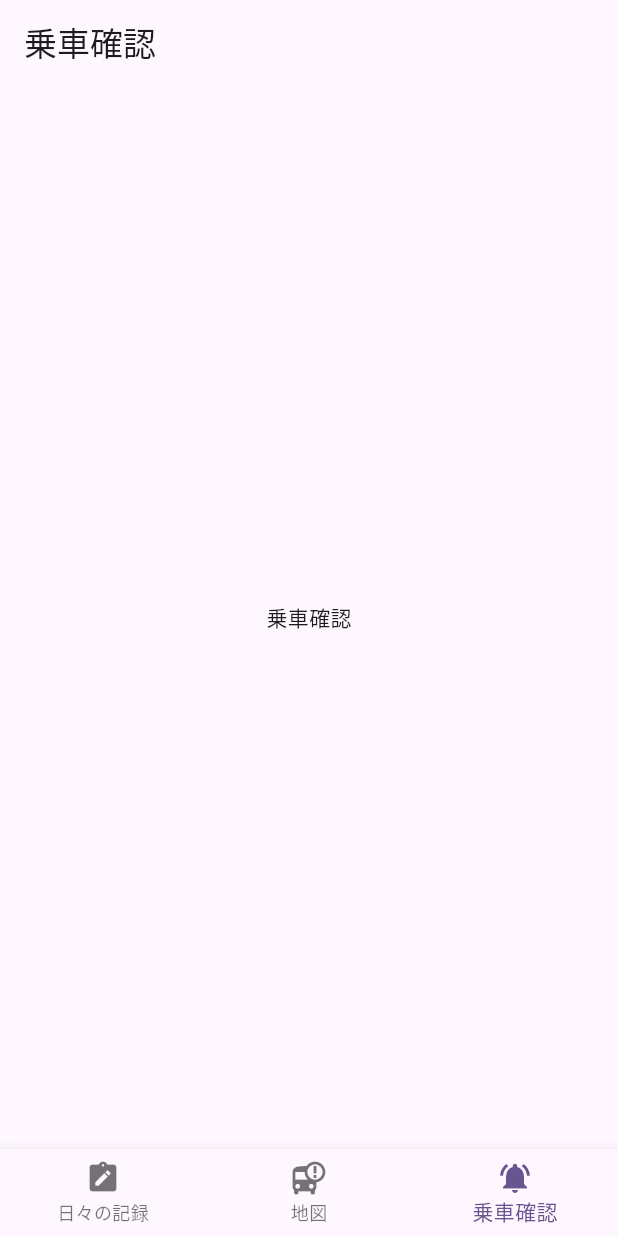
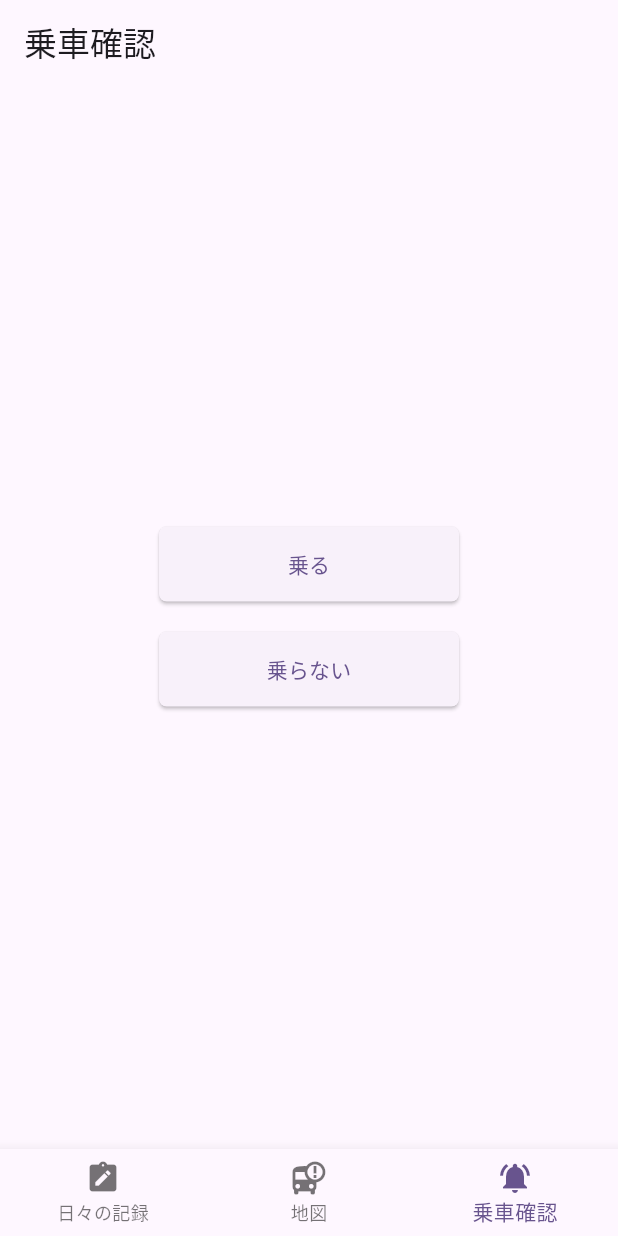
Before and after one commit to GreenTeaProgrammers/WhereChildBus, a Flutter app: the screen it shows after launch, item 3 of the bottom bar chosen, on a phone screen of 412 x 824 dp. Run offline on Flutter 3.47's test engine with Material 3 defaults, Android fonts, the phone set to English and light mode, and no system bars; our stand-ins replace fixnum, flutter_dotenv, image_picker; missing offline and left inert: grpc, protobuf.

Commit message:
feat:乗車有無を登録するボタンを追加

```diff
--- a/frontend/where_child_bus_guardian/lib/pages/check_page/check_page.dart
+++ b/frontend/where_child_bus_guardian/lib/pages/check_page/check_page.dart
@@ -8,16 +8,43 @@ class CheckPage extends StatefulWidget {
 }
 
 class _CheckPageState extends State<CheckPage> {
+  bool isRideBus = true;
+
   @override
   Widget build(BuildContext context) {
-    return const Center(
+    return Center(
       child: Column(
         mainAxisAlignment: MainAxisAlignment.center,
-        children: <Widget>[
-          Text(
-            '乗車確認',
-          ),
-        ],
+        children: <Widget>[isRideBusToggleButton()],
+      ),
+    );
+  }
+
+  Widget isRideBusToggleButton() {
+    return Column(
+      children: [
+        toggleButtonBody("乗る", true),
+        const SizedBox(height: 20),
+        toggleButtonBody("乗らない", false),
+      ],
+    );
+  }
+
+  Widget toggleButtonBody(String text, bool isRide) {
+    return SizedBox(
+      width: 200,
+      height: 50,
+      child: ElevatedButton(
+        onPressed: () {
+          setState(() {
+            isRideBus = isRide;
+          });
+        },
+        style: ElevatedButton.styleFrom(
+          shape: const RoundedRectangleBorder(
+              borderRadius: BorderRadius.all(Radius.circular(5))),
+        ),
+        child: Text(text),
       ),
     );
   }
```
